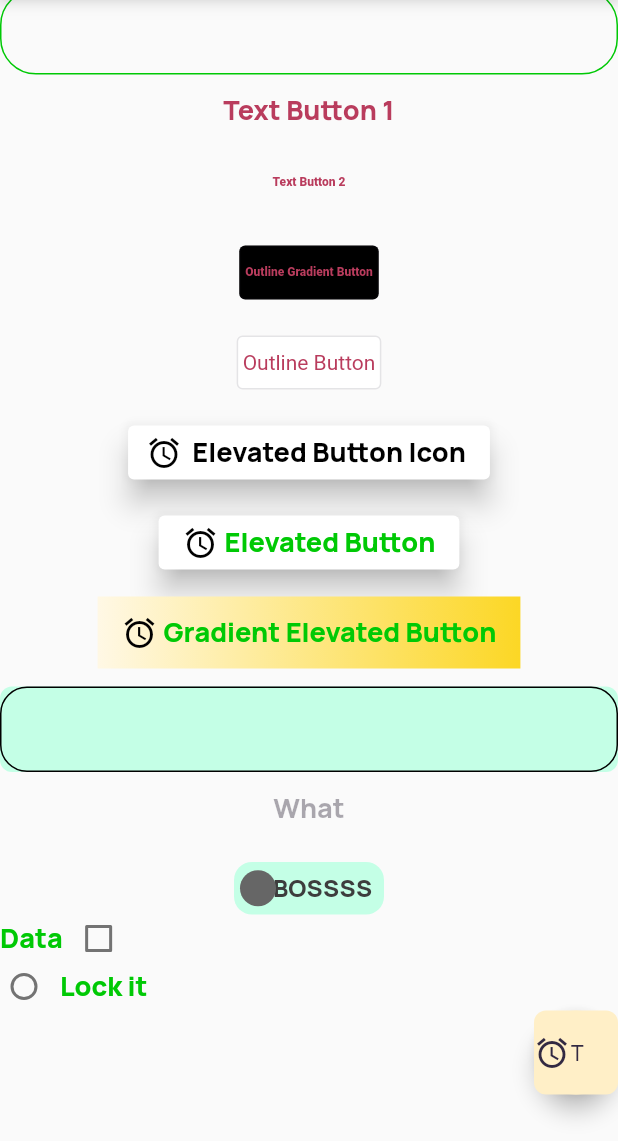
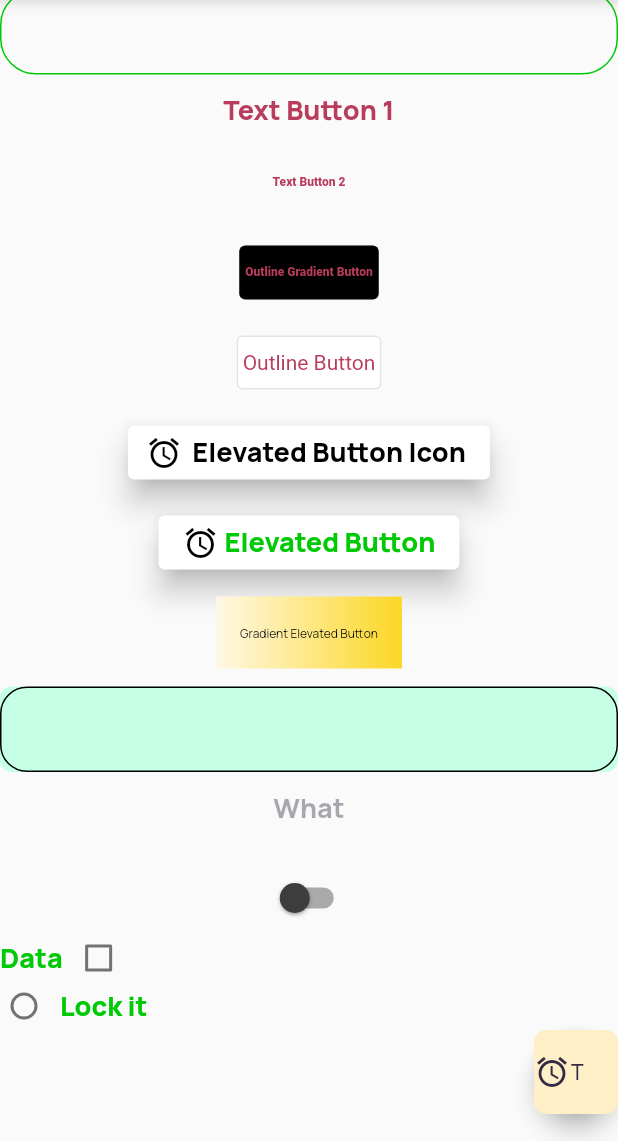
Before and after one commit to FLYINGKRIPTO/demo_class, a Flutter app: the screen it shows after launch, on a phone screen of 412 x 824 dp, the part 95-1236 px from its top. Run offline on Flutter 3.47's test engine with Material 2 defaults, Android fonts, the phone set to English and light mode, and no system bars; drawn by our look-alikes of flutter_switch.

Commit message:
Minor changes

```diff
--- a/lib/core/app_theme.dart
+++ b/lib/core/app_theme.dart
@@ -82,9 +82,7 @@ class AppThemes {
           fontWeight: FontWeight.normal,
           fontFamily: 'Manrope'),
       bodySmall: TextStyle(
-          fontSize: 8.0,
-          fontWeight: FontWeight.w400,
-          fontFamily: 'Manrope'),
+          fontSize: 8.0, fontWeight: FontWeight.w400, fontFamily: 'Manrope'),
     ),
   );
   static const ColorScheme lightColorScheme = ColorScheme(
--- a/lib/main.dart
+++ b/lib/main.dart
@@ -55,7 +55,7 @@ class _MyHomePageState extends State<MyHomePage> {
         child: Column(
           mainAxisAlignment: MainAxisAlignment.center,
           children: <Widget>[
-            CustomSearchView(
+            const CustomSearchView(
               fillColor: ColorConstant.blackOlive,
             ),
             CustomTextButton(
@@ -142,23 +142,24 @@ class _MyHomePageState extends State<MyHomePage> {
               text: "Gradient Elevated Button",
               onTap: () {},
               buttonStyle: ButtonThemeHelper.elevatedButtonWhite,
+              buttonTextStyle: TextThemeHelper.bodySmallBlack400,
               gradient: const LinearGradient(colors: [
                 ColorConstant.cosmicLatte,
                 ColorConstant.yellow,
               ]),
-              child: Row(
-                mainAxisSize: MainAxisSize.min,
-                children: [
-                  const Icon(Icons.access_alarm_outlined),
-                  const SizedBox(
-                    width: 4,
-                  ),
-                  Text(
-                    "Gradient Elevated Button",
-                    style: TextThemeHelper.displaySmallGreen600,
-                  )
-                ],
-              ),
+              // child: Row(
+              //   mainAxisSize: MainAxisSize.min,
+              //   children: [
+              //     const Icon(Icons.access_alarm_outlined),
+              //     const SizedBox(
+              //       width: 4,
+              //     ),
+              //     Text(
+              //       "Gradient Elevated Button",
+              //       style: TextThemeHelper.bodySmallWhite800,
+              //     )
+              //   ],
+              // ),
             ),
             const SizedBox(
               height: 12,
--- a/lib/widgets/custom_elevated_button.dart
+++ b/lib/widgets/custom_elevated_button.dart
@@ -16,6 +16,7 @@ class CustomElevatedButton extends BaseButton {
     VoidCallback? onTap,
     ButtonStyle? buttonStyle,
     ButtonStyle? disabledButtonStyle,
+    TextStyle? buttonTextStyle,
     bool? isDisabled,
     Gradient? gradient,
     double? height,
@@ -31,6 +32,7 @@ class CustomElevatedButton extends BaseButton {
           buttonStyle: buttonStyle,
           isDisabled: isDisabled,
           disabledButtonStyle: disabledButtonStyle,
+          buttonTextStyle: buttonTextStyle,
           gradient: gradient,
           height: height,
           width: width,
--- a/lib/widgets/custom_switch.dart
+++ b/lib/widgets/custom_switch.dart
@@ -1,6 +1,6 @@
 import 'package:demo_class_project/core/app_color_helper.dart';
+import 'package:flutter/cupertino.dart';
 import 'package:flutter/material.dart';
-import 'package:flutter_switch/flutter_switch.dart';
 
 class CustomSwitch extends StatelessWidget {
   const CustomSwitch({
@@ -21,6 +21,7 @@ class CustomSwitch extends StatelessWidget {
     this.activeTextColor,
     this.inactiveText,
     this.inactiveTextColor,
+    this.isAndroid = true,
   });
 
   final Alignment? alignment;
@@ -43,6 +44,7 @@ class CustomSwitch extends StatelessWidget {
   final Color? activeTextColor;
   final String? inactiveText;
   final Color? inactiveTextColor;
+  final bool isAndroid;
 
   @override
   Widget build(BuildContext context) {
@@ -56,25 +58,23 @@ class CustomSwitch extends StatelessWidget {
 
   Widget get switchWidget => Padding(
         padding: margin ?? EdgeInsets.zero,
-        child: FlutterSwitch(
-          value: value ?? false,
-          height: height ?? 35,
-          width: width ?? 100,
-          toggleSize: toggleSize ?? 24,
-          borderRadius: borderRadius ?? 12,
-          activeColor: activeColor ?? ColorConstant.blanchedAlmond,
-          activeToggleColor: activeToggleColor ?? ColorConstant.darkCyn,
-          inactiveColor: inactiveColor ?? ColorConstant.aeroBlue,
-          inactiveToggleColor:
-              inactiveToggleColor ?? ColorConstant.greyNeutral3,
-          onToggle: (value) {
-            onChanged(value);
-          },
-          activeText: activeText,
-          activeTextColor: activeTextColor ?? ColorConstant.whiteNew,
-          showOnOff: true,
-          inactiveText: inactiveText,
-          inactiveTextColor: inactiveTextColor ?? ColorConstant.blackOlive,
-        ),
+        child: isAndroid
+            ? Switch(
+                value: value ?? false,
+                inactiveThumbColor:
+                    inactiveToggleColor ?? ColorConstant.blackOlive,
+                activeColor: activeColor ?? ColorConstant.green5,
+                onChanged: (bool value) {
+                  onChanged(value);
+                },
+              )
+            : CupertinoSwitch(
+                value: value ?? false,
+                trackColor: inactiveToggleColor ?? ColorConstant.blackOlive,
+                activeColor: activeColor ?? ColorConstant.green5,
+                onChanged: (bool value) {
+                  onChanged(value);
+                },
+              ),
       );
 }
--- a/lib/widgets/custom_text_form_field.dart
+++ b/lib/widgets/custom_text_form_field.dart
@@ -101,7 +101,6 @@ class CustomTextFormField extends StatelessWidget {
         maxLines: maxLines ?? 1,
         decoration: decoration,
         validator: validator,
-
       ),
     );
   }
```
